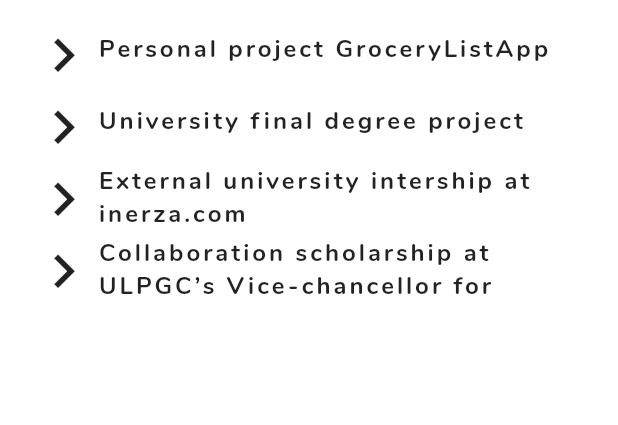
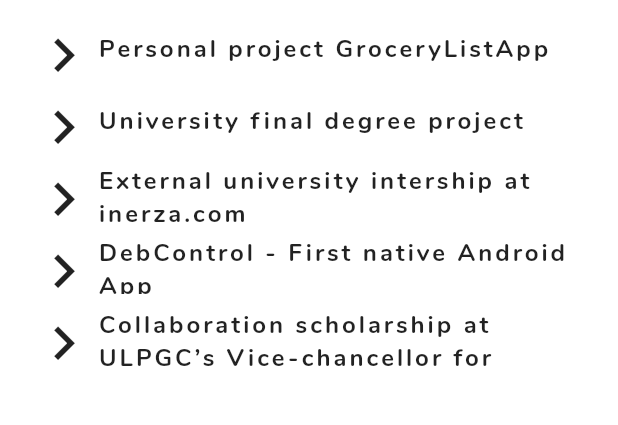
Before and after one commit to NauzetAduen/flutter_portfolio, a Flutter app: the Experience screen opened by its route, on a phone screen of 412 x 824 dp, the part 126-551 px from its top. Run offline on Flutter 3.47's test engine with Material 2 defaults, Android fonts, the phone set to English and light mode, and no system bars; our stand-ins replace responsive_builder; missing offline and left inert: dart:js.

Commit message:
ADD experienceItem DebControl

```diff
--- a/lib/utils/experience_item_list.dart
+++ b/lib/utils/experience_item_list.dart
@@ -66,6 +66,31 @@ class ExperienceItemList {
         ),
       ],
       image: "16jornadassue.png",
+    ),
+    ExperienceItem(
+      date: "08/2018 – 08/2018",
+      title: "DebControl - First native Android App",
+      desc:
+          "First native Android app, where you have a list of your debts\nLearned a bunch of concepts: LiveData, ViewModel, Room, etc...",
+      url: "https://github.com/NauzetAduen/DebtControl",
+      linkMessage: "",
+      image: "android.png",
+      chips: [
+        Chip(
+          backgroundColor: Color(0xff99cc00),
+          label: Text(
+            "Android",
+            style: Styles.chipBlack,
+          ),
+        ),
+        Chip(
+          label: Text(
+            "Mobile Dev",
+            style: Styles.chipWhite,
+          ),
+          backgroundColor: Colors.indigo,
+        )
+      ],
     ),
     ExperienceItem(
       date: "09/2018 – 12/2018",
```
Also changed, not shown: assets/images/android.png (added).
